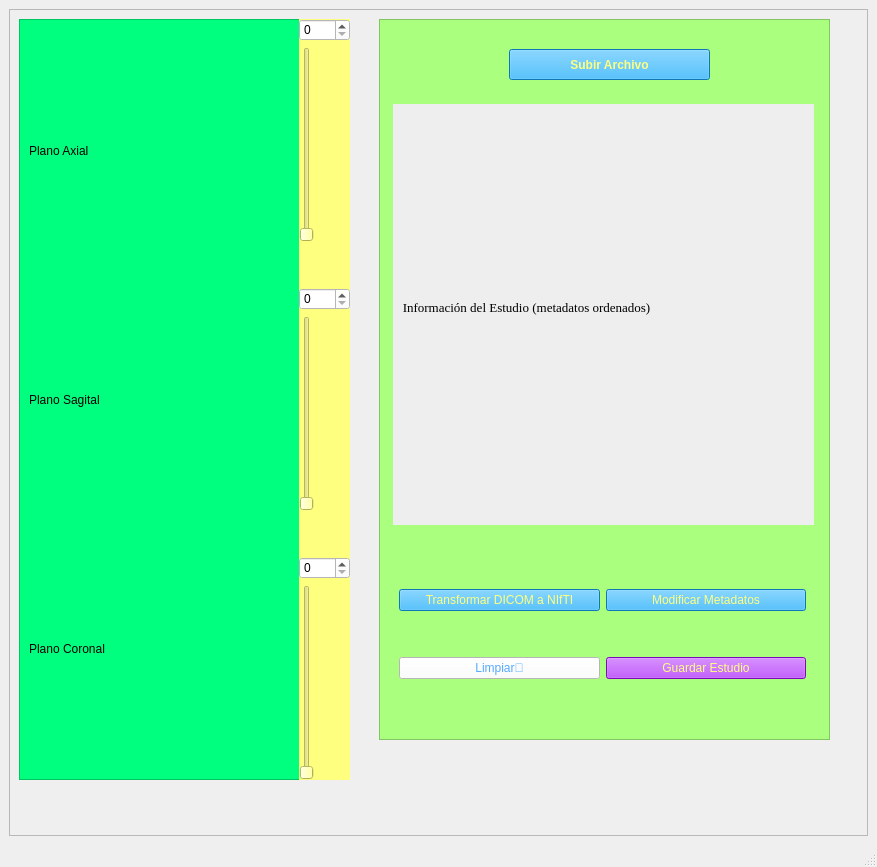
Above: archivosUI/imagenMedicaPanel_ventana.ui from SofiaMarcano/TrabajoFinal before the change. Below: the same form after it.
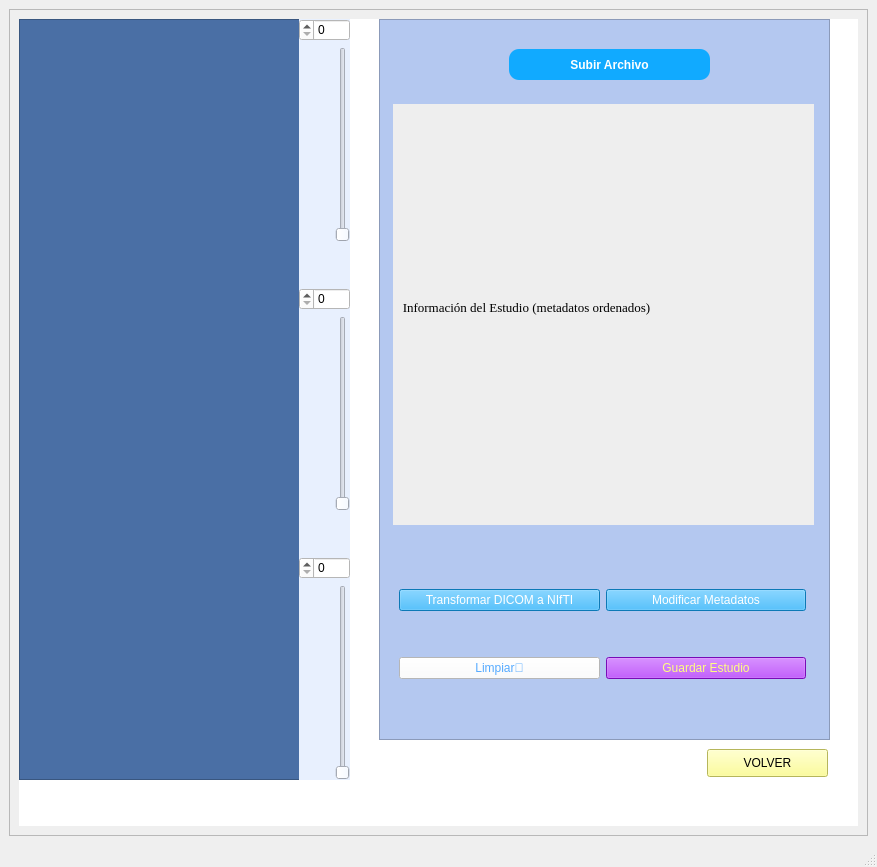
That is the form after the change. Icons and pictures are not drawn.

Commit message: Integración final de todo el panel de Imágenes Médicas

```diff
--- a/archivosUI/imagenMedicaPanel_ventana.ui
+++ b/archivosUI/imagenMedicaPanel_ventana.ui
@@ -28,6 +28,9 @@
         <layout class="QHBoxLayout" name="horizontalLayout_2">
          <item>
           <widget class="QWidget" name="widget_contenedor" native="true">
+           <property name="styleSheet">
+            <string notr="true">background-color: rgb(255, 255, 255);</string>
+           </property>
            <widget class="QFrame" name="frame_planos">
             <property name="geometry">
              <rect>
@@ -38,7 +41,7 @@
              </rect>
             </property>
             <property name="styleSheet">
-             <string notr="true">background-color: rgb(0, 255, 127);</string>
+             <string notr="true">background-color: rgb(74, 111, 165);</string>
             </property>
             <property name="frameShape">
              <enum>QFrame::StyledPanel</enum>
@@ -49,22 +52,55 @@
             <layout class="QVBoxLayout" name="verticalLayout">
              <item>
               <widget class="QLabel" name="plano_Axial">
+               <property name="font">
+                <font>
+                 <pointsize>14</pointsize>
+                </font>
+               </property>
                <property name="text">
-                <string>Plano Axial</string>
+                <string/>
+               </property>
+               <property name="pixmap">
+                <pixmap resource="../../Desktop/UdeA 2025-1/Informatica _2_principal/Unidad4/prueba_img_ui/dummies.qrc">:/img_dummies_planosAnatomicos/axial.jpg</pixmap>
+               </property>
+               <property name="alignment">
+                <set>Qt::AlignCenter</set>
                </property>
               </widget>
              </item>
              <item>
               <widget class="QLabel" name="plano_Sagital">
+               <property name="font">
+                <font>
+                 <pointsize>14</pointsize>
+                </font>
+               </property>
                <property name="text">
-                <string>Plano Sagital</string>
+                <string/>
+               </property>
+               <property name="pixmap">
+                <pixmap resource="../../Desktop/UdeA 2025-1/Informatica _2_principal/Unidad4/prueba_img_ui/dummies.qrc">:/img_dummies_planosAnatomicos/sagital.jpg</pixmap>
+               </property>
+               <property name="alignment">
+                <set>Qt::AlignCenter</set>
                </property>
               </widget>
              </item>
              <item>
               <widget class="QLabel" name="plano_Coronal">
+               <property name="font">
+                <font>
+                 <pointsize>14</pointsize>
+                </font>
+               </property>
                <property name="text">
-                <string>Plano Coronal</string>
+                <string/>
+               </property>
+               <property name="pixmap">
+                <pixmap resource="../../Desktop/UdeA 2025-1/Informatica _2_principal/Unidad4/prueba_img_ui/dummies.qrc">:/img_dummies_planosAnatomicos/coronal.jpg</pixmap>
+               </property>
+               <property name="alignment">
+                <set>Qt::AlignCenter</set>
                </property>
               </widget>
              </item>
@@ -79,9 +115,12 @@
               <height>761</height>
              </rect>
             </property>
+            <property name="layoutDirection">
+             <enum>Qt::RightToLeft</enum>
+            </property>
             <property name="styleSheet">
              <string notr="true">background-color: rgb(225, 225, 225);
-background-color: rgb(255, 255, 127);</string>
+background-color: rgb(232, 240, 254);</string>
             </property>
             <layout class="QVBoxLayout" name="verticalLayout_2">
              <item>
@@ -173,7 +212,7 @@
              </rect>
             </property>
             <property name="styleSheet">
-             <string notr="true">background-color: rgb(170, 255, 127);
+             <string notr="true">background-color: rgb(180, 200, 240);
 </string>
             </property>
             <property name="frameShape">
@@ -200,7 +239,10 @@
              <property name="styleSheet">
               <string notr="true">background-color: rgb(17, 170, 255);
 ;
-color: rgb(255, 255, 127);</string>
+color: rgb(255, 255, 255);
+
+ border-radius: 10px; 
+</string>
              </property>
              <property name="text">
               <string>Subir Archivo</string>
@@ -276,7 +318,7 @@
                 <property name="styleSheet">
                  <string notr="true">background-color: rgb(17, 170, 255);
 ;
-color: rgb(255, 255, 127);</string>
+color: rgb(255, 255, 255);</string>
                 </property>
                 <property name="text">
                  <string>Modificar Metadatos</string>
@@ -288,7 +330,7 @@
                 <property name="styleSheet">
                  <string notr="true">background-color: rgb(17, 170, 255);
 ;
-color: rgb(255, 255, 127);</string>
+color: rgb(255, 255, 255);</string>
                 </property>
                 <property name="text">
                  <string>Transformar DICOM a NIfTI</string>
@@ -298,6 +340,25 @@
              </layout>
             </widget>
            </widget>
+           <widget class="QPushButton" name="boton_volver">
+            <property name="geometry">
+             <rect>
+              <x>688</x>
+              <y>730</y>
+              <width>121</width>
+              <height>28</height>
+             </rect>
+            </property>
+            <property name="layoutDirection">
+             <enum>Qt::LeftToRight</enum>
+            </property>
+            <property name="styleSheet">
+             <string notr="true">background-color: rgb(255, 255, 127);</string>
+            </property>
+            <property name="text">
+             <string>VOLVER</string>
+            </property>
+           </widget>
           </widget>
          </item>
         </layout>
```
Left out of the diff: 28 changed lines with no effect on the pictures. The commit also changes 24 other files.
